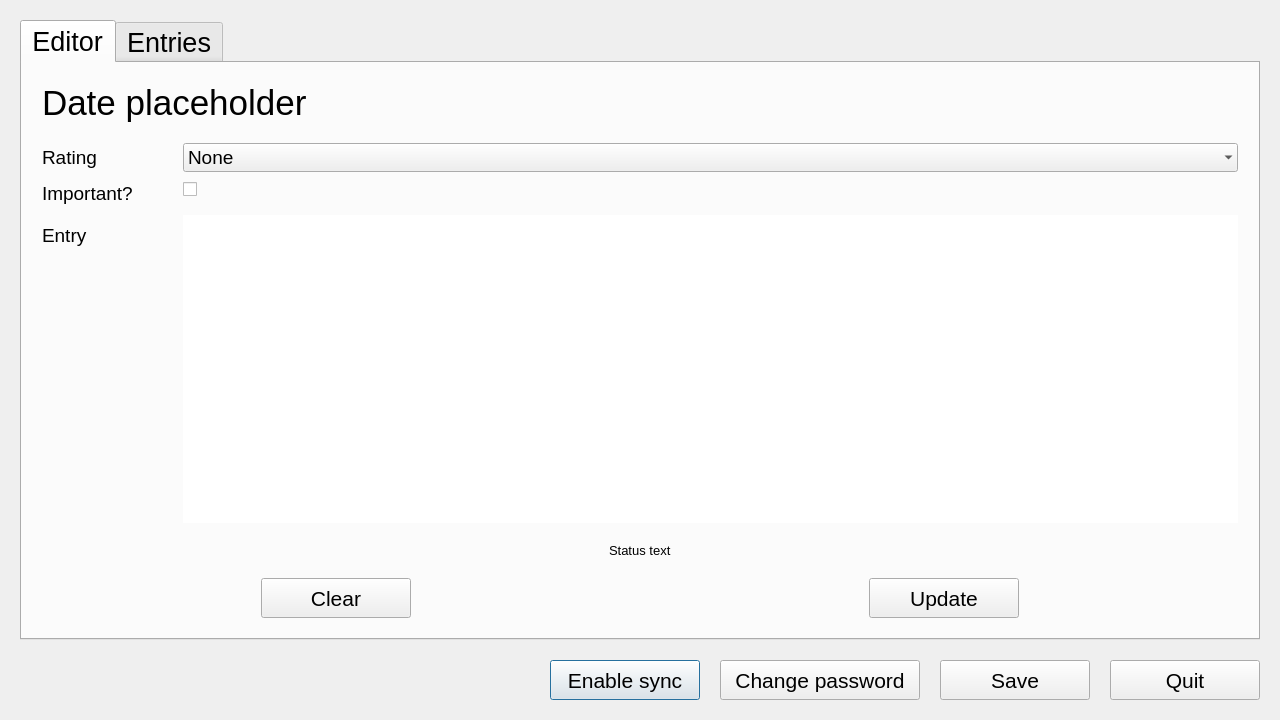
This is diarywindow.ui in someretical/TheoreticalDiary as Qt 5 draws it before an edit. The edited form follows.
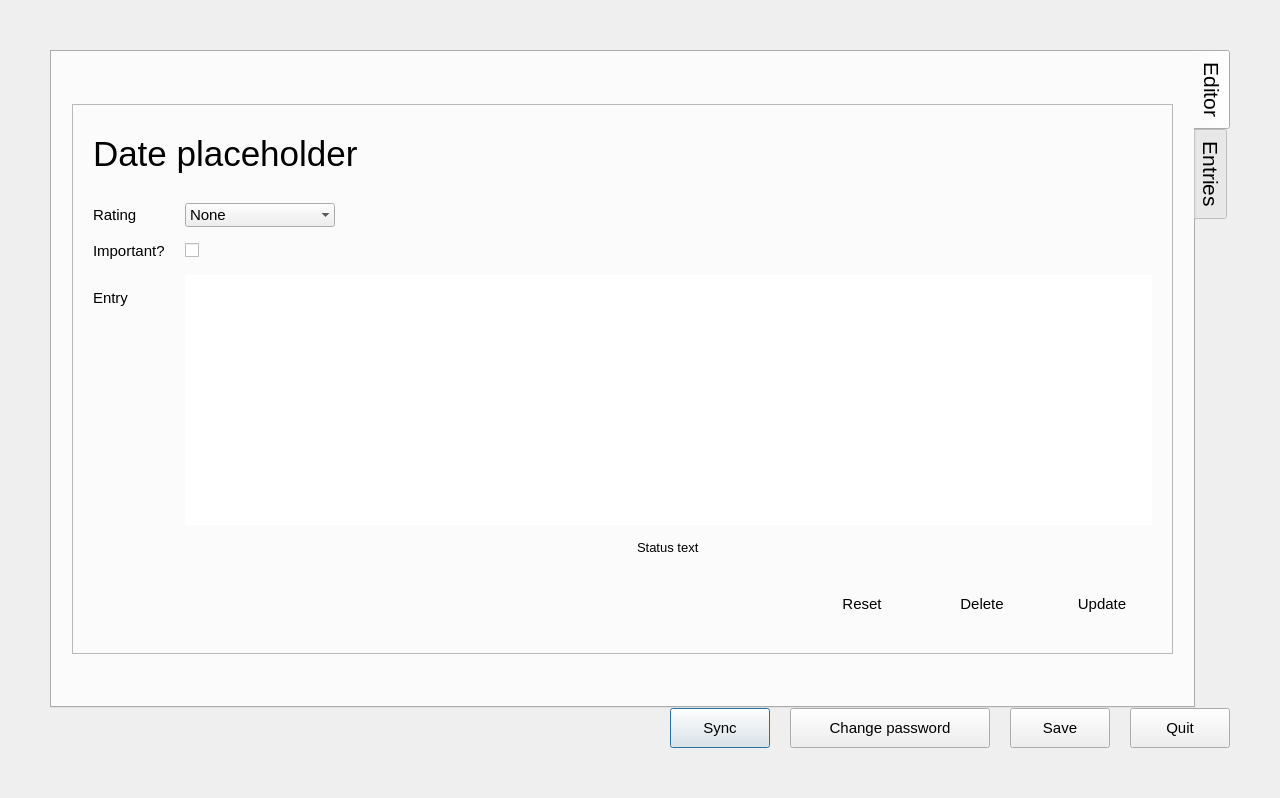
This is the edited form.

Patch:
```diff
--- a/diarywindow.ui
+++ b/diarywindow.ui
@@ -7,7 +7,7 @@
     <x>0</x>
     <y>0</y>
     <width>1280</width>
-    <height>720</height>
+    <height>798</height>
    </rect>
   </property>
   <property name="sizePolicy">
@@ -21,16 +21,16 @@
   </property>
   <layout class="QGridLayout" name="gridLayout">
    <property name="leftMargin">
-    <number>20</number>
+    <number>50</number>
    </property>
    <property name="topMargin">
-    <number>20</number>
+    <number>50</number>
    </property>
    <property name="rightMargin">
-    <number>20</number>
+    <number>50</number>
    </property>
    <property name="bottomMargin">
-    <number>20</number>
+    <number>50</number>
    </property>
    <property name="spacing">
     <number>0</number>
@@ -41,7 +41,7 @@
       <number>20</number>
      </property>
      <property name="topMargin">
-      <number>20</number>
+      <number>0</number>
      </property>
      <item>
       <spacer name="horizontalSpacer">
@@ -66,17 +66,23 @@
        </property>
        <property name="minimumSize">
         <size>
-         <width>150</width>
+         <width>100</width>
          <height>40</height>
         </size>
        </property>
        <property name="font">
         <font>
-         <pointsize>16</pointsize>
+         <pointsize>11</pointsize>
         </font>
        </property>
        <property name="text">
-        <string>Enable sync</string>
+        <string>Sync</string>
+       </property>
+       <property name="checkable">
+        <bool>true</bool>
+       </property>
+       <property name="flat">
+        <bool>false</bool>
        </property>
       </widget>
      </item>
@@ -96,7 +102,7 @@
        </property>
        <property name="font">
         <font>
-         <pointsize>16</pointsize>
+         <pointsize>11</pointsize>
         </font>
        </property>
        <property name="text">
@@ -114,13 +120,13 @@
        </property>
        <property name="minimumSize">
         <size>
-         <width>150</width>
+         <width>100</width>
          <height>40</height>
         </size>
        </property>
        <property name="font">
         <font>
-         <pointsize>16</pointsize>
+         <pointsize>11</pointsize>
         </font>
        </property>
        <property name="text">
@@ -138,13 +144,13 @@
        </property>
        <property name="minimumSize">
         <size>
-         <width>150</width>
+         <width>100</width>
          <height>40</height>
         </size>
        </property>
        <property name="font">
         <font>
-         <pointsize>16</pointsize>
+         <pointsize>11</pointsize>
         </font>
        </property>
        <property name="text">
@@ -158,7 +164,7 @@
     <widget class="QTabWidget" name="tabs">
      <property name="font">
       <font>
-       <pointsize>20</pointsize>
+       <pointsize>16</pointsize>
       </font>
      </property>
      <property name="layoutDirection">
@@ -168,7 +174,7 @@
       <bool>false</bool>
      </property>
      <property name="tabPosition">
-      <enum>QTabWidget::North</enum>
+      <enum>QTabWidget::East</enum>
      </property>
      <property name="tabShape">
       <enum>QTabWidget::Rounded</enum>
@@ -191,13 +197,13 @@
         <number>20</number>
        </property>
        <property name="topMargin">
-        <number>20</number>
+        <number>50</number>
        </property>
        <property name="rightMargin">
         <number>20</number>
        </property>
        <property name="bottomMargin">
-        <number>20</number>
+        <number>50</number>
        </property>
        <item>
         <layout class="QHBoxLayout" name="calender_box">
@@ -207,11 +213,163 @@
         </layout>
        </item>
        <item>
-        <layout class="QVBoxLayout" name="verticalLayout_2">
+        <widget class="QFrame" name="editor_frame">
+         <property name="minimumSize">
+          <size>
+           <width>0</width>
+           <height>550</height>
+          </size>
+         </property>
+         <property name="maximumSize">
+          <size>
+           <width>16777215</width>
+           <height>550</height>
+          </size>
+         </property>
+         <property name="frameShape">
+          <enum>QFrame::StyledPanel</enum>
+         </property>
+         <property name="frameShadow">
+          <enum>QFrame::Raised</enum>
+         </property>
+         <layout class="QGridLayout" name="gridLayout_5">
+          <property name="leftMargin">
+           <number>20</number>
+          </property>
+          <property name="topMargin">
+           <number>20</number>
+          </property>
+          <property name="rightMargin">
+           <number>20</number>
+          </property>
+          <property name="bottomMargin">
+           <number>20</number>
+          </property>
          <property name="spacing">
+           <number>0</number>
+          </property>
+          <item row="0" column="0">
+           <layout class="QGridLayout" name="gridLayout_2">
+            <property name="rightMargin">
+             <number>0</number>
+            </property>
+            <property name="horizontalSpacing">
+             <number>0</number>
+            </property>
+            <property name="verticalSpacing">
           <number>20</number>
          </property>
-         <item alignment="Qt::AlignVCenter">
+            <item row="3" column="0">
+             <layout class="QGridLayout" name="gridLayout_4">
+              <property name="bottomMargin">
+               <number>0</number>
+              </property>
+              <property name="horizontalSpacing">
+               <number>20</number>
+              </property>
+              <property name="verticalSpacing">
+               <number>0</number>
+              </property>
+              <item row="0" column="2" alignment="Qt::AlignHCenter|Qt::AlignVCenter">
+               <widget class="QPushButton" name="clear_button">
+                <property name="sizePolicy">
+                 <sizepolicy hsizetype="Minimum" vsizetype="Minimum">
+                  <horstretch>0</horstretch>
+                  <verstretch>0</verstretch>
+                 </sizepolicy>
+                </property>
+                <property name="minimumSize">
+                 <size>
+                  <width>100</width>
+                  <height>40</height>
+                 </size>
+                </property>
+                <property name="font">
+                 <font>
+                  <pointsize>11</pointsize>
+                 </font>
+                </property>
+                <property name="toolTip">
+                 <string>Delete the current entry.</string>
+                </property>
+                <property name="text">
+                 <string>Delete</string>
+                </property>
+                <property name="flat">
+                 <bool>true</bool>
+                </property>
+               </widget>
+              </item>
+              <item row="0" column="0">
+               <spacer name="horizontalSpacer_2">
+                <property name="orientation">
+                 <enum>Qt::Horizontal</enum>
+                </property>
+                <property name="sizeHint" stdset="0">
+                 <size>
+                  <width>40</width>
+                  <height>20</height>
+                 </size>
+                </property>
+               </spacer>
+              </item>
+              <item row="0" column="3" alignment="Qt::AlignHCenter|Qt::AlignVCenter">
+               <widget class="QPushButton" name="update_button">
+                <property name="sizePolicy">
+                 <sizepolicy hsizetype="Minimum" vsizetype="Minimum">
+                  <horstretch>0</horstretch>
+                  <verstretch>0</verstretch>
+                 </sizepolicy>
+                </property>
+                <property name="minimumSize">
+                 <size>
+                  <width>100</width>
+                  <height>40</height>
+                 </size>
+                </property>
+                <property name="font">
+                 <font>
+                  <pointsize>11</pointsize>
+                 </font>
+                </property>
+                <property name="toolTip">
+                 <string>Save/update the current entry.</string>
+                </property>
+                <property name="text">
+                 <string>Update</string>
+                </property>
+                <property name="flat">
+                 <bool>true</bool>
+                </property>
+               </widget>
+              </item>
+              <item row="0" column="1" alignment="Qt::AlignHCenter|Qt::AlignVCenter">
+               <widget class="QPushButton" name="pushButton">
+                <property name="minimumSize">
+                 <size>
+                  <width>100</width>
+                  <height>0</height>
+                 </size>
+                </property>
+                <property name="font">
+                 <font>
+                  <pointsize>11</pointsize>
+                 </font>
+                </property>
+                <property name="toolTip">
+                 <string>Go to current date.</string>
+                </property>
+                <property name="text">
+                 <string>Reset</string>
+                </property>
+                <property name="flat">
+                 <bool>true</bool>
+                </property>
+               </widget>
+              </item>
+             </layout>
+            </item>
+            <item row="0" column="0">
           <widget class="QLabel" name="date_placeholder">
            <property name="font">
             <font>
@@ -223,19 +381,19 @@
            </property>
           </widget>
          </item>
-         <item>
-          <layout class="QFormLayout" name="formLayout">
+            <item row="1" column="0">
+             <layout class="QGridLayout" name="gridLayout_3">
            <property name="horizontalSpacing">
-            <number>50</number>
+               <number>20</number>
            </property>
            <property name="verticalSpacing">
-            <number>10</number>
-           </property>
-           <item row="0" column="0">
+               <number>15</number>
+              </property>
+              <item row="0" column="0" alignment="Qt::AlignLeft|Qt::AlignVCenter">
             <widget class="QLabel" name="label_2">
              <property name="font">
               <font>
-               <pointsize>14</pointsize>
+                  <pointsize>11</pointsize>
               </font>
              </property>
              <property name="text">
@@ -243,11 +401,23 @@
              </property>
             </widget>
            </item>
-           <item row="0" column="1">
+              <item row="0" column="1" alignment="Qt::AlignLeft|Qt::AlignVCenter">
             <widget class="QComboBox" name="rating_dropdown">
+                <property name="sizePolicy">
+                 <sizepolicy hsizetype="Minimum" vsizetype="Fixed">
+                  <horstretch>0</horstretch>
+                  <verstretch>0</verstretch>
+                 </sizepolicy>
+                </property>
+                <property name="minimumSize">
+                 <size>
+                  <width>150</width>
+                  <height>0</height>
+                 </size>
+                </property>
              <property name="font">
               <font>
-               <pointsize>14</pointsize>
+                  <pointsize>11</pointsize>
               </font>
              </property>
              <property name="layoutDirection">
@@ -288,11 +458,11 @@
              </item>
             </widget>
            </item>
-           <item row="1" column="0">
+              <item row="2" column="0" alignment="Qt::AlignLeft|Qt::AlignVCenter">
             <widget class="QLabel" name="label_3">
              <property name="font">
               <font>
-               <pointsize>14</pointsize>
+                  <pointsize>11</pointsize>
               </font>
              </property>
              <property name="text">
@@ -300,23 +470,16 @@
              </property>
             </widget>
            </item>
-           <item row="1" column="1">
-            <widget class="QCheckBox" name="is_important">
-             <property name="font">
-              <font>
-               <pointsize>14</pointsize>
-              </font>
-             </property>
-             <property name="text">
-              <string/>
-             </property>
-            </widget>
-           </item>
-           <item row="2" column="0">
+              <item row="3" column="0">
+               <layout class="QGridLayout" name="gridLayout_6">
+                <property name="spacing">
+                 <number>0</number>
+                </property>
+                <item row="1" column="0" alignment="Qt::AlignLeft|Qt::AlignTop">
             <widget class="QLabel" name="label_4">
              <property name="font">
               <font>
-               <pointsize>14</pointsize>
+                    <pointsize>11</pointsize>
               </font>
              </property>
              <property name="text">
@@ -324,7 +487,25 @@
              </property>
             </widget>
            </item>
-           <item row="2" column="1">
+                <item row="0" column="0">
+                 <spacer name="verticalSpacer">
+                  <property name="orientation">
+                   <enum>Qt::Vertical</enum>
+                  </property>
+                  <property name="sizeType">
+                   <enum>QSizePolicy::Fixed</enum>
+                  </property>
+                  <property name="sizeHint" stdset="0">
+                   <size>
+                    <width>20</width>
+                    <height>14</height>
+                   </size>
+                  </property>
+                 </spacer>
+                </item>
+               </layout>
+              </item>
+              <item row="3" column="1" alignment="Qt::AlignTop">
             <widget class="QPlainTextEdit" name="text_entry">
              <property name="sizePolicy">
               <sizepolicy hsizetype="Expanding" vsizetype="Expanding">
@@ -357,9 +538,19 @@
              </property>
             </widget>
            </item>
-          </layout>
-         </item>
-         <item alignment="Qt::AlignHCenter|Qt::AlignVCenter">
+              <item row="2" column="1" alignment="Qt::AlignLeft|Qt::AlignVCenter">
+               <widget class="QCheckBox" name="is_important">
+                <property name="font">
+                 <font>
+                  <pointsize>14</pointsize>
+                 </font>
+                </property>
+                <property name="text">
+                 <string/>
+                </property>
+               </widget>
+              </item>
+              <item row="4" column="1" alignment="Qt::AlignHCenter|Qt::AlignVCenter">
           <widget class="QLabel" name="status_text">
            <property name="font">
             <font>
@@ -371,59 +562,12 @@
            </property>
           </widget>
          </item>
-         <item>
-          <layout class="QHBoxLayout" name="horizontalLayout_5">
-           <item alignment="Qt::AlignHCenter|Qt::AlignVCenter">
-            <widget class="QPushButton" name="clear_button">
-             <property name="sizePolicy">
-              <sizepolicy hsizetype="Minimum" vsizetype="Minimum">
-               <horstretch>0</horstretch>
-               <verstretch>0</verstretch>
-              </sizepolicy>
-             </property>
-             <property name="minimumSize">
-              <size>
-               <width>150</width>
-               <height>40</height>
-              </size>
-             </property>
-             <property name="font">
-              <font>
-               <pointsize>16</pointsize>
-              </font>
-             </property>
-             <property name="text">
-              <string>Clear</string>
-             </property>
-            </widget>
-           </item>
-           <item alignment="Qt::AlignHCenter|Qt::AlignVCenter">
-            <widget class="QPushButton" name="update_button">
-             <property name="sizePolicy">
-              <sizepolicy hsizetype="Minimum" vsizetype="Minimum">
-               <horstretch>0</horstretch>
-               <verstretch>0</verstretch>
-              </sizepolicy>
-             </property>
-             <property name="minimumSize">
-              <size>
-               <width>150</width>
-               <height>40</height>
-              </size>
-             </property>
-             <property name="font">
-              <font>
-               <pointsize>16</pointsize>
-              </font>
-             </property>
-             <property name="text">
-              <string>Update</string>
-             </property>
-            </widget>
-           </item>
+             </layout>
+            </item>
           </layout>
          </item>
         </layout>
+        </widget>
        </item>
       </layout>
      </widget>
```
Left out of the diff: 71 changed lines with no effect on the pictures. Lines whose indentation alone changed are shown as unchanged.
